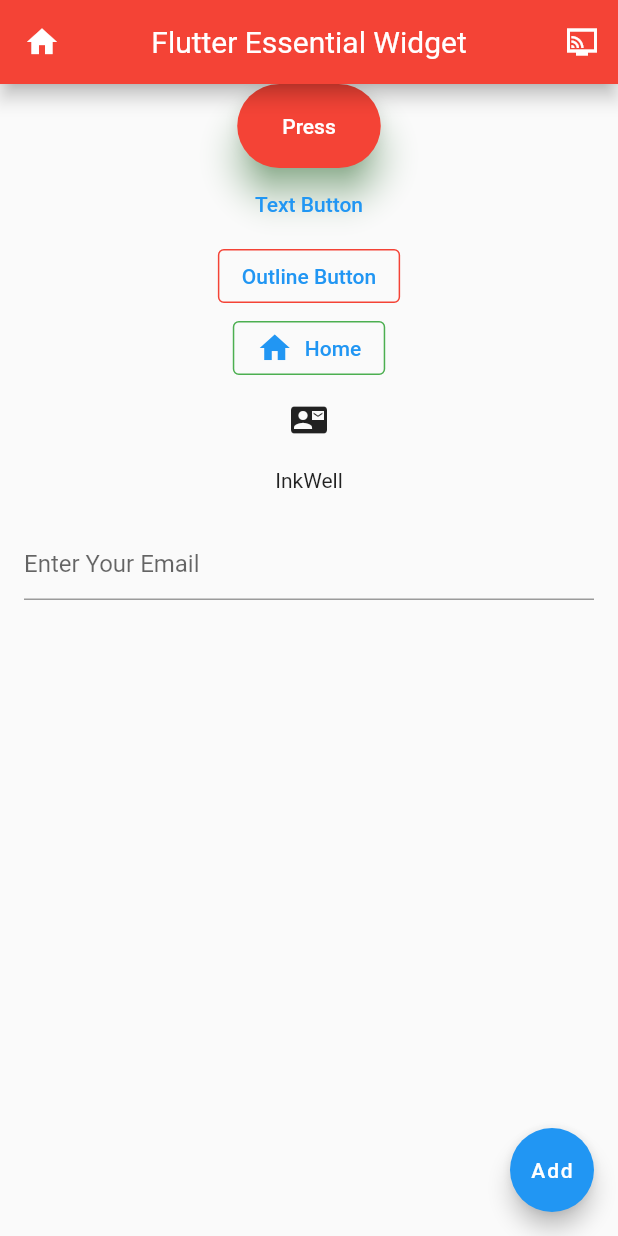
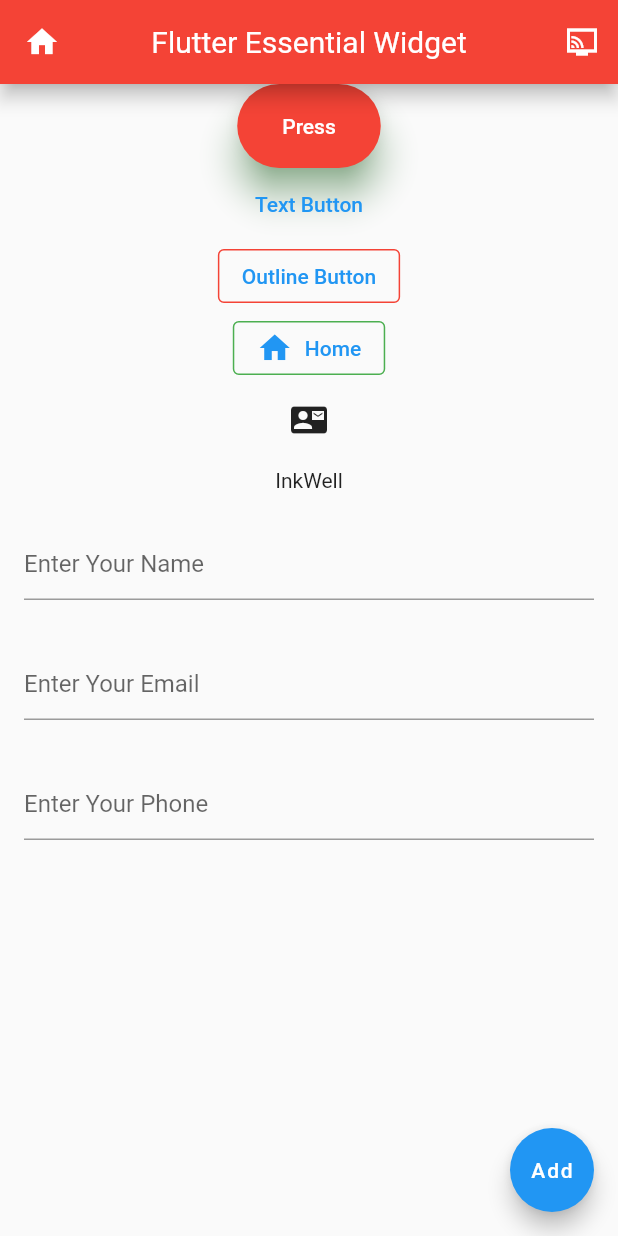
Before and after one commit to siraajul/flutter_essential, a Flutter app: the screen it shows after launch, on a phone screen of 412 x 824 dp. Run offline on Flutter 3.47's test engine with Material 2 defaults, Android fonts, the phone set to English and light mode, and no system bars.

Commit message:
Working on Multiple Text Field

```diff
--- a/lib/main.dart
+++ b/lib/main.dart
@@ -118,12 +118,39 @@ class HomeScreen extends StatelessWidget {
                     padding: const EdgeInsets.all(8.0),
                     child: Text('InkWell'),
                   )),
+
+              //----First Text Field----
+              Padding(
+                padding: EdgeInsets.all(16.0),
+                child: TextField(
+                  keyboardType: TextInputType.name,
+                  decoration: InputDecoration(
+                    hintText: 'Enter Your Name',
+                    focusedBorder: OutlineInputBorder(
+                        borderSide: BorderSide(color: Colors.red, width: 2)),
+                  ),
+                ),
+              ),
+
+              //----Second Text Field----
               Padding(
                 padding: EdgeInsets.all(16.0),
                 child: TextField(
                   keyboardType: TextInputType.emailAddress,
                   decoration: InputDecoration(
                     hintText: 'Enter Your Email',
+                    focusedBorder: OutlineInputBorder(
+                        borderSide: BorderSide(color: Colors.red, width: 2)),
+                  ),
+                ),
+              ),
+              //----Third Text Field
+              Padding(
+                padding: EdgeInsets.all(16.0),
+                child: TextField(
+                  keyboardType: TextInputType.phone,
+                  decoration: InputDecoration(
+                    hintText: 'Enter Your Phone',
                     focusedBorder: OutlineInputBorder(
                         borderSide: BorderSide(color: Colors.red, width: 2)),
                   ),
```
